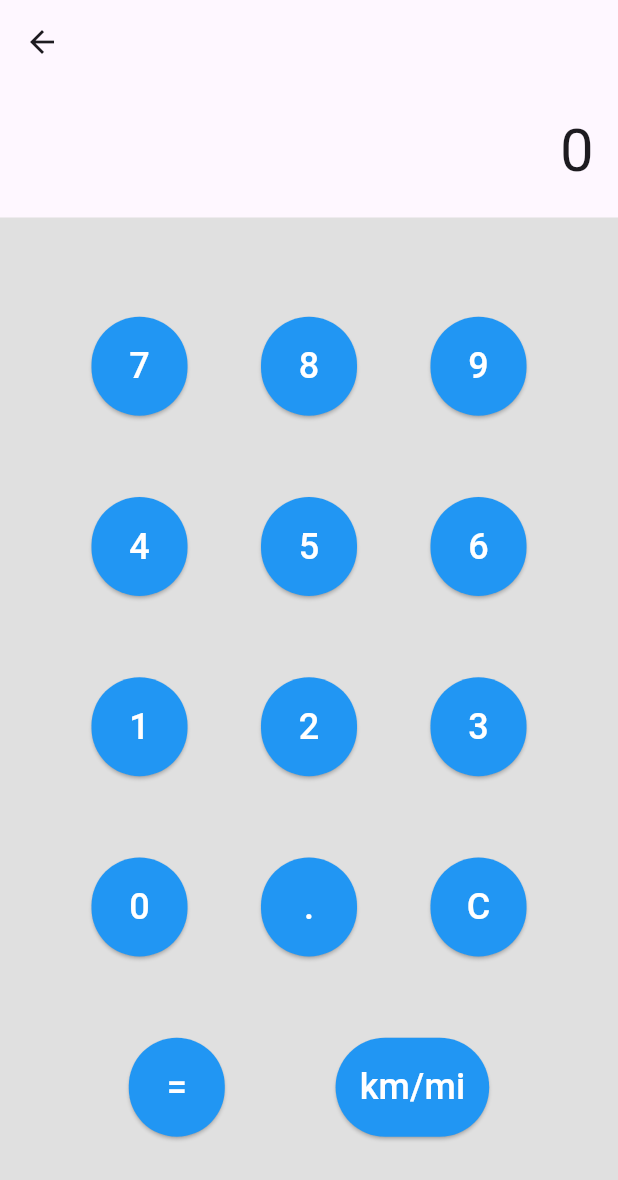
After one commit to Zenja222/Mobile_Application, a Flutter app: the screen it shows after launch, after a tap on the "calculate" icon, on a phone screen of 412 x 824 dp. The commit adds this screen. Shown: the top 1180 px of the screen. Run offline on Flutter 3.47's test engine with Material 3 defaults, Android fonts, the phone set to English and light mode, and no system bars.

Commit message:
Km to mi / mi to km

```diff
--- a/lib/controllers/calculator_controller.dart
+++ b/lib/controllers/calculator_controller.dart
@@ -73,6 +73,12 @@ class CalculatorController {
     _updateDisplay();
   }
 
+  void converterKmMi() {
+    _num1 = double.parse(_display);
+    _display = (_num1 * 0.6214).toString();
+    _updateDisplay();
+  }
+
   void calculateResult() {
     switch (_operand) {
       case '+':
--- a/lib/main.dart
+++ b/lib/main.dart
@@ -1,3 +1,4 @@
+import 'package:calculator/screens/converter_screen.dart';
 import 'package:flutter/material.dart';
 import 'package:calculator/screens/calculator_screen.dart';
 
@@ -8,14 +9,15 @@ void main() {
 class CalculatorApp extends StatelessWidget {
   @override
   Widget build(BuildContext context) {
-
-
     return MaterialApp(
       title: 'Calculator',
+      routes: {
+        '/': (context) => CalculatorScreen(),
+        '/converter': (context) => ConverterScreen()
+      },
       theme: ThemeData(
         primarySwatch: Colors.blue,
       ),
-      home: CalculatorScreen(),
     );
   }
 }
--- a/lib/screens/calculator_screen.dart
+++ b/lib/screens/calculator_screen.dart
@@ -14,6 +14,15 @@ class _CalculatorScreenState extends State<CalculatorScreen> {
   Widget build(BuildContext context) {
     return Scaffold(
       appBar: AppBar(
+        actions: [
+          GestureDetector(
+            onTap: () => Navigator.of(context).pushNamed('/converter'),
+            child: Padding(
+              padding: const EdgeInsets.only(right: 10, bottom: 12, top: 12),
+              child: Icon(Icons.calculate_outlined),
+            ),
+          )
+        ],
         title: Text('Calculator'),
       ),
       body: Column(
@@ -127,9 +136,7 @@ class _CalculatorScreenState extends State<CalculatorScreen> {
                     children: <Widget>[
                       CalculatorButton(
                         text: '=',
-                        onPressed: () {
-                          controller.inputEquals();
-                        },
+                        onPressed: () => controller.inputEquals(),
                       ),
                     ],
                   ),
--- /dev/null
+++ b/lib/screens/converter_screen.dart
@@ -0,0 +1,128 @@
+import 'package:flutter/cupertino.dart';
+import 'package:flutter/material.dart';
+import '../controllers/calculator_controller.dart';
+import '../widgets/calculator_button.dart';
+
+class ConverterScreen extends StatefulWidget {
+  const ConverterScreen({super.key});
+  _ConverterScreenState createState() => _ConverterScreenState();
+}
+  class _ConverterScreenState extends State<ConverterScreen> {
+    CalculatorController controller = CalculatorController();
+
+    @override
+    Widget build(BuildContext context) {
+      return Scaffold(
+          appBar: AppBar(),
+        body: Column(
+          children: <Widget>[
+            Container(
+              padding: EdgeInsets.all(16.0),
+              alignment: Alignment.centerRight,
+              child: StreamBuilder<String>(
+                stream: controller.displayStream,
+                builder: (context, snapshot) {
+                  return Text(
+                    snapshot.data ?? '0',
+                    style: TextStyle(fontSize: 40.0),
+                  );
+                },
+              ),
+            ),
+            Expanded(
+              child: Container(
+                padding: EdgeInsets.all(16.0),
+                color: Colors.grey.shade300,
+                child: Column(
+                  mainAxisAlignment: MainAxisAlignment.spaceEvenly,
+                  children: <Widget>[
+                    Row(
+                      mainAxisAlignment: MainAxisAlignment.spaceEvenly,
+                      children: <Widget>[
+                        CalculatorButton(
+                          text: '7',
+                          onPressed: () => controller.inputNumber('7'),
+                        ),
+                        CalculatorButton(
+                          text: '8',
+                          onPressed: () => controller.inputNumber('8'),
+                        ),
+                        CalculatorButton(
+                          text: '9',
+                          onPressed: () => controller.inputNumber('9'),
+                        ),
+                      ],
+                    ),
+                    Row(
+                      mainAxisAlignment: MainAxisAlignment.spaceEvenly,
+                      children: <Widget>[
+                        CalculatorButton(
+                          text: '4',
+                          onPressed: () => controller.inputNumber('4'),
+                        ),
+                        CalculatorButton(
+                          text: '5',
+                          onPressed: () => controller.inputNumber('5'),
+                        ),
+                        CalculatorButton(
+                          text: '6',
+                          onPressed: () => controller.inputNumber('6'),
+                        ),
+                      ],
+                    ),
+                    Row(
+                      mainAxisAlignment: MainAxisAlignment.spaceEvenly,
+                      children: <Widget>[
+                        CalculatorButton(
+                          text: '1',
+                          onPressed: () => controller.inputNumber('1'),
+                        ),
+                        CalculatorButton(
+                          text: '2',
+                          onPressed: () => controller.inputNumber('2'),
+                        ),
+                        CalculatorButton(
+                          text: '3',
+                          onPressed: () => controller.inputNumber('3'),
+                        ),
+                      ],
+                    ),
+                    Row(
+                      mainAxisAlignment: MainAxisAlignment.spaceEvenly,
+                      children: <Widget>[
+                        CalculatorButton(
+                          text: '0',
+                          onPressed: () => controller.inputNumber('0'),
+                        ),
+                        CalculatorButton(
+                          text: '.',
+                          onPressed: () => controller.inputDecimal(),
+                        ),
+                        CalculatorButton(
+                          text: 'C',
+                          onPressed: () => controller.clear(),
+                        ),
+                      ],
+                    ),
+                    Row(
+                      mainAxisAlignment: MainAxisAlignment.spaceEvenly,
+                      children: <Widget>[
+                        CalculatorButton(
+                          text: '=',
+                          onPressed: () => controller.inputEquals(),
+                        ),
+                        CalculatorButton(
+                          text: 'km/mi',
+                          onPressed: () => controller.converterKmMi(),
+                        ),
+                      ],
+                    ),
+                  ],
+                ),
+              ),
+            ),
+          ],
+        ),
+      );
+    }
+  }
```
